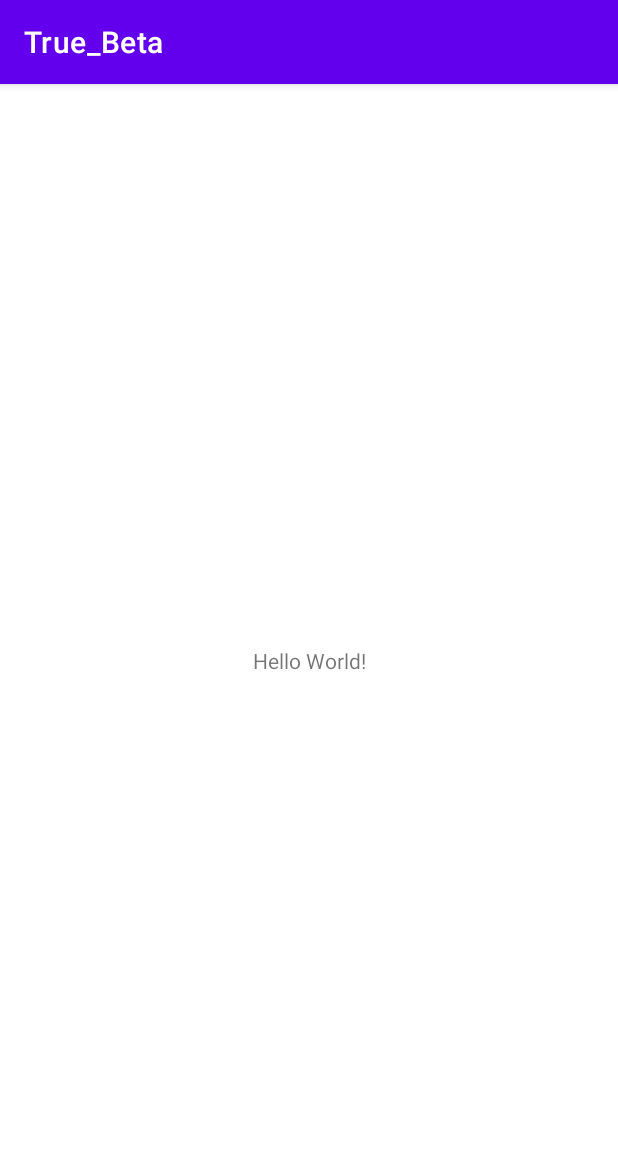
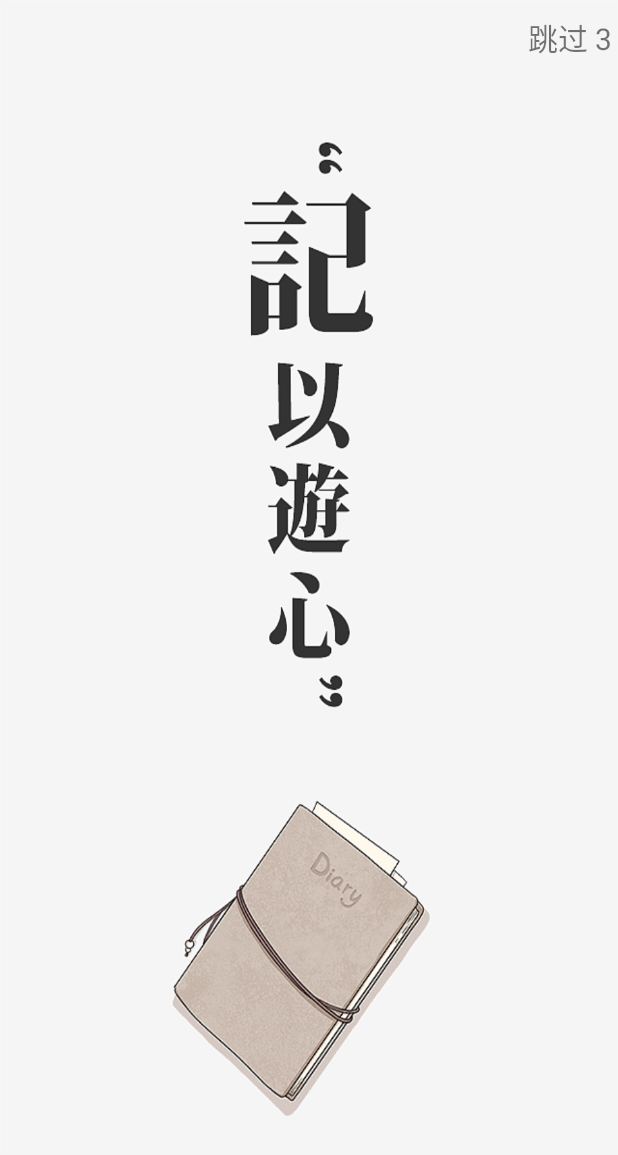
Before and after one commit to Scp-999/True_beta_1.0.0, an Android app: the first screen one second after launch (MainActivity before the commit, WelcomeActivity after it), on a phone screen of 412 x 824 dp. Shown: the top 1155 px of the screen. Run offline under Robolectric (Android 15) with nearby library versions, the phone set to English and light mode, and no system bars.

Commit message:
2021/11/3

```diff
--- a/True_Beta/app/build.gradle
+++ b/True_Beta/app/build.gradle
@@ -33,6 +33,8 @@ dependencies {
     implementation 'androidx.appcompat:appcompat:1.1.0'
     implementation 'com.google.android.material:material:1.1.0'
     implementation 'androidx.constraintlayout:constraintlayout:1.1.3'
+    implementation 'androidx.swiperefreshlayout:swiperefreshlayout:1.0.0'
+    implementation 'androidx.recyclerview:recyclerview:1.1.0'
     testImplementation 'junit:junit:4.+'
     androidTestImplementation 'androidx.test.ext:junit:1.1.1'
     androidTestImplementation 'androidx.test.espresso:espresso-core:3.2.0'
--- a/True_Beta/app/src/main/AndroidManifest.xml
+++ b/True_Beta/app/src/main/AndroidManifest.xml
@@ -9,13 +9,14 @@
         android:roundIcon="@mipmap/ic_launcher_round"
         android:supportsRtl="true"
         android:theme="@style/Theme.True_Beta">
-        <activity android:name=".MainActivity">
+        <activity android:name=".WelcomeActivity">
             <intent-filter>
                 <action android:name="android.intent.action.MAIN" />
 
                 <category android:name="android.intent.category.LAUNCHER" />
             </intent-filter>
         </activity>
+        <activity android:name=".MainActivity"/>
     </application>
 
 </manifest>
--- a/True_Beta/app/src/main/java/com/example/true_beta/WelcomeActivity.java
+++ b/True_Beta/app/src/main/java/com/example/true_beta/WelcomeActivity.java
@@ -2,13 +2,80 @@ package com.example.true_beta;
 
 import androidx.appcompat.app.AppCompatActivity;
 
+import android.content.Intent;
 import android.os.Bundle;
+import android.os.Handler;
+import android.view.View;
+import android.view.WindowManager;
+import android.widget.TextView;
 
-public class WelcomeActivity extends AppCompatActivity {
+import java.util.Timer;
+import java.util.TimerTask;
 
+public class WelcomeActivity extends AppCompatActivity implements View.OnClickListener{
+
+    private int recLen = 5;//跳过倒计时提示5秒
+    private TextView tv;
+    Timer timer = new Timer();
+    private Handler handler;
+    private Runnable runnable;
     @Override
     protected void onCreate(Bundle savedInstanceState) {
         super.onCreate(savedInstanceState);
+        //定义全屏参数
+        int flag= WindowManager.LayoutParams.FLAG_FULLSCREEN;
+        //设置当前窗体为全屏显示
+        getWindow().setFlags(flag, flag);
         setContentView(R.layout.activity_welcome);
+        initView();
+        timer.schedule(task, 1000, 1000);//等待时间一秒，停顿时间一秒
+
+        handler = new Handler();
+        handler.postDelayed(runnable = new Runnable() {
+            @Override
+            public void run() {
+                //从闪屏界面跳转到首界面
+                Intent intent = new Intent(WelcomeActivity.this, MainActivity.class);
+                startActivity(intent);
+                finish();
+            }
+        }, 5000);//延迟5S后发送handler信息
+    }
+    private void initView() {
+        tv = findViewById(R.id.tv);//跳过
+        tv.setOnClickListener(this);//跳过监听
+    }
+    TimerTask task = new TimerTask() {
+        @Override
+        public void run() {
+            runOnUiThread(new Runnable() { // UI thread
+                @Override
+                public void run() {
+                    recLen--;
+                    tv.setText("跳过 " + recLen);
+                    if (recLen < 0) {
+                        timer.cancel();
+                        tv.setVisibility(View.GONE);//倒计时到0隐藏字体
+                    }
+                }
+            });
+        }
+    };
+
+    @Override
+    public void onClick(View view) {
+        switch (view.getId()) {
+            case R.id.tv:
+                //从闪屏界面跳转到首界面
+                Intent intent = new Intent(WelcomeActivity.this, MainActivity.class);
+                startActivity(intent);
+                finish();
+                if (runnable != null) {
+                    handler.removeCallbacks(runnable);
+                }
+                break;
+            default:
+                break;
+        }
     }
 }
--- a/True_Beta/app/src/main/res/layout/activity_welcome.xml
+++ b/True_Beta/app/src/main/res/layout/activity_welcome.xml
@@ -1,9 +1,27 @@
 <?xml version="1.0" encoding="utf-8"?>
-<androidx.constraintlayout.widget.ConstraintLayout xmlns:android="http://schemas.android.com/apk/res/android"
-    xmlns:app="http://schemas.android.com/apk/res-auto"
+<LinearLayout xmlns:android="http://schemas.android.com/apk/res/android"
     xmlns:tools="http://schemas.android.com/tools"
     android:layout_width="match_parent"
     android:layout_height="match_parent"
-    tools:context=".WelcomeActivity">
+    tools:context=".WelcomeActivity"
+    android:orientation="horizontal"
+    android:background="@drawable/welcome">
 
-</androidx.constraintlayout.widget.ConstraintLayout>
+
+    <RelativeLayout
+
+        android:layout_width="match_parent"
+        android:layout_height="wrap_content">
+
+        <TextView
+            android:id="@+id/tv"
+            android:layout_width="187dp"
+            android:layout_height="45dp"
+            android:layout_alignParentEnd="true"
+            android:layout_marginTop="10dp"
+            android:layout_marginEnd="-127dp"
+            android:layout_marginRight="20dp"
+            android:textSize="20sp" />
+    </RelativeLayout>
+
+</LinearLayout>
--- a/True_Beta/app/src/main/res/values-night/themes.xml
+++ b/True_Beta/app/src/main/res/values-night/themes.xml
@@ -1,6 +1,6 @@
 <resources xmlns:tools="http://schemas.android.com/tools">
     <!-- Base application theme. -->
-    <style name="Theme.True_Beta" parent="Theme.MaterialComponents.DayNight.DarkActionBar">
+    <style name="Theme.True_Beta" parent="Theme.MaterialComponents.DayNight.NoActionBar">
         <!-- Primary brand color. -->
         <item name="colorPrimary">@color/purple_200</item>
         <item name="colorPrimaryVariant">@color/purple_700</item>
--- a/True_Beta/app/src/main/res/values/themes.xml
+++ b/True_Beta/app/src/main/res/values/themes.xml
@@ -1,6 +1,6 @@
 <resources xmlns:tools="http://schemas.android.com/tools">
     <!-- Base application theme. -->
-    <style name="Theme.True_Beta" parent="Theme.MaterialComponents.DayNight.DarkActionBar">
+    <style name="Theme.True_Beta" parent="Theme.MaterialComponents.DayNight.NoActionBar">
         <!-- Primary brand color. -->
         <item name="colorPrimary">@color/purple_500</item>
         <item name="colorPrimaryVariant">@color/purple_700</item>
```
Also changed, not shown: True_Beta/app/src/main/java/com/example/true_beta/Entity/User.java (+27 -0 lines), True_Beta/app/src/main/java/com/example/true_beta/Util/DbManager.java (+106 -0 lines).
